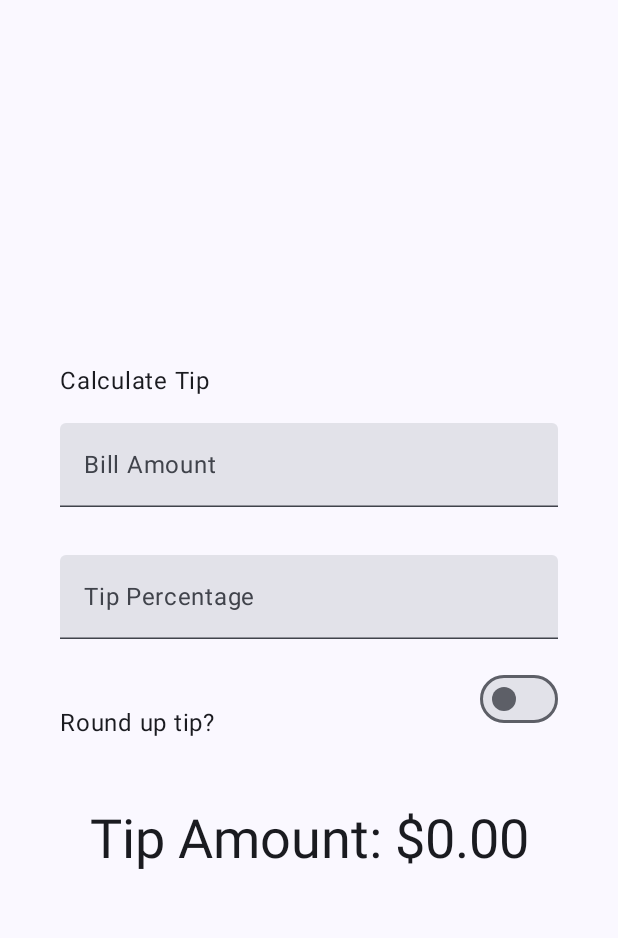
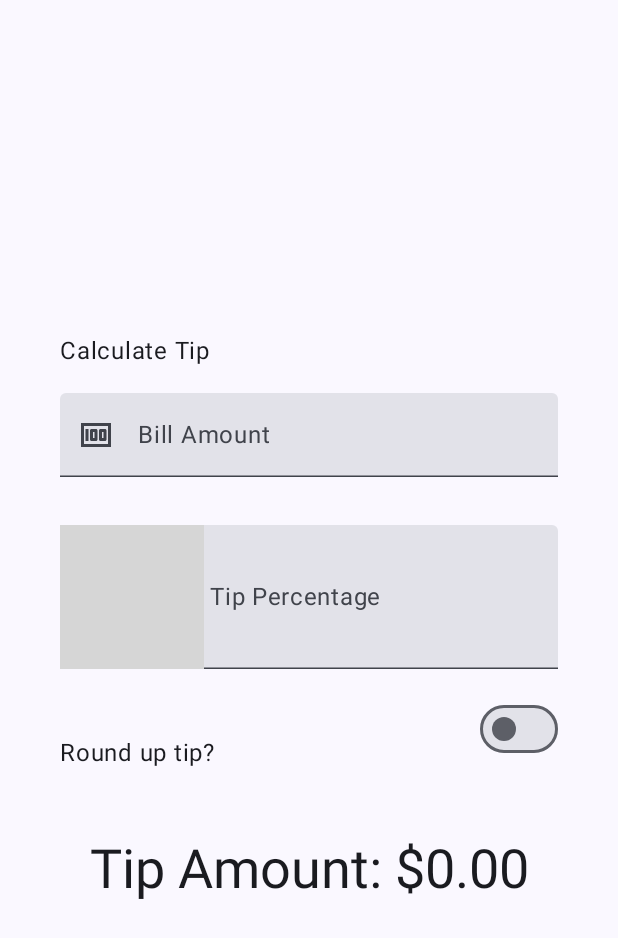
Before and after one commit to profe-PMDM/TipTime, an Android app built with Jetpack Compose: the screen it shows after launch (MainActivity), on a phone screen of 412 x 824 dp. Shown: the top 938 px of the screen. Run offline under Robolectric (Android 15) with nearby library versions, the phone set to English and light mode, and no system bars; grey boxes are pictures that could not be loaded.

Commit message:
add leading icons to TextFields

```diff
--- a/app/src/main/java/com/example/tiptime/MainActivity.kt
+++ b/app/src/main/java/com/example/tiptime/MainActivity.kt
@@ -3,6 +3,7 @@ package com.example.tiptime
 import android.os.Bundle
 import androidx.activity.ComponentActivity
 import androidx.activity.compose.setContent
+import androidx.annotation.DrawableRes
 import androidx.annotation.StringRes
 import androidx.compose.foundation.layout.Arrangement
 import androidx.compose.foundation.layout.Column
@@ -15,6 +16,7 @@ import androidx.compose.foundation.layout.wrapContentWidth
 import androidx.compose.foundation.rememberScrollState
 import androidx.compose.foundation.text.KeyboardOptions
 import androidx.compose.foundation.verticalScroll
+import androidx.compose.material3.Icon
 import androidx.compose.material3.MaterialTheme
 import androidx.compose.material3.Surface
 import androidx.compose.material3.Switch
@@ -27,6 +29,7 @@ import androidx.compose.runtime.getValue
 import androidx.compose.runtime.setValue
 import androidx.compose.ui.Alignment
 import androidx.compose.ui.Modifier
+import androidx.compose.ui.res.painterResource
 import androidx.compose.ui.res.stringResource
 import androidx.compose.ui.text.input.ImeAction
 import androidx.compose.ui.text.input.KeyboardType
@@ -81,6 +84,7 @@ fun TipTimeLayout() {
 
         EditNumberField(
             label = R.string.bill_amount,
+            leadingIcon = R.drawable.money,
             keyboardOptions = KeyboardOptions.Default.copy(
                 keyboardType = KeyboardType.Number,
                 imeAction = ImeAction.Next),
@@ -91,6 +95,7 @@ fun TipTimeLayout() {
 
         EditNumberField(
             label = R.string.how_was_the_service,
+            leadingIcon = R.drawable.percent,
             keyboardOptions = KeyboardOptions.Default.copy(
                 keyboardType = KeyboardType.Number,
                 imeAction = ImeAction.Done),
@@ -123,6 +128,7 @@ fun TipTimeLayoutPreview() {
 @Composable
 fun EditNumberField(
     @StringRes label: Int,
+    @DrawableRes leadingIcon: Int,
     keyboardOptions: KeyboardOptions,
     value: String,
     onValueChange: (String) -> Unit,
@@ -130,6 +136,7 @@ fun EditNumberField(
 ) {
     TextField(
         value = value,
+        leadingIcon = { Icon(painter = painterResource(id = leadingIcon), null) },
         onValueChange = onValueChange,
         label = { Text(stringResource(label)) },
         singleLine = true,
--- /dev/null
+++ b/app/src/main/res/drawable/money.xml
@@ -0,0 +1,6 @@
+<vector android:height="24dp" android:tint="#000000"
+    android:viewportHeight="24" android:viewportWidth="24"
+    android:width="24dp" xmlns:android="http://schemas.android.com/apk/res/android">
+    <path android:fillColor="@android:color/white" android:pathData="M5,8h2v8L5,16zM12,8L9,8c-0.55,0 -1,0.45 -1,1v6c0,0.55 0.45,1 1,1h3c0.55,0 1,-0.45 1,-1L13,9c0,-0.55 -0.45,-1 -1,-1zM11,14h-1v-4h1v4zM18,8h-3c-0.55,0 -1,0.45 -1,1v6c0,0.55 0.45,1 1,1h3c0.55,0 1,-0.45 1,-1L19,9c0,-0.55 -0.45,-1 -1,-1zM17,14h-1v-4h1v4z"/>
+    <path android:fillColor="@android:color/white" android:pathData="M2,4v16h20L22,4L2,4zM4,18L4,6h16v12L4,18z"/>
+</vector>
```
